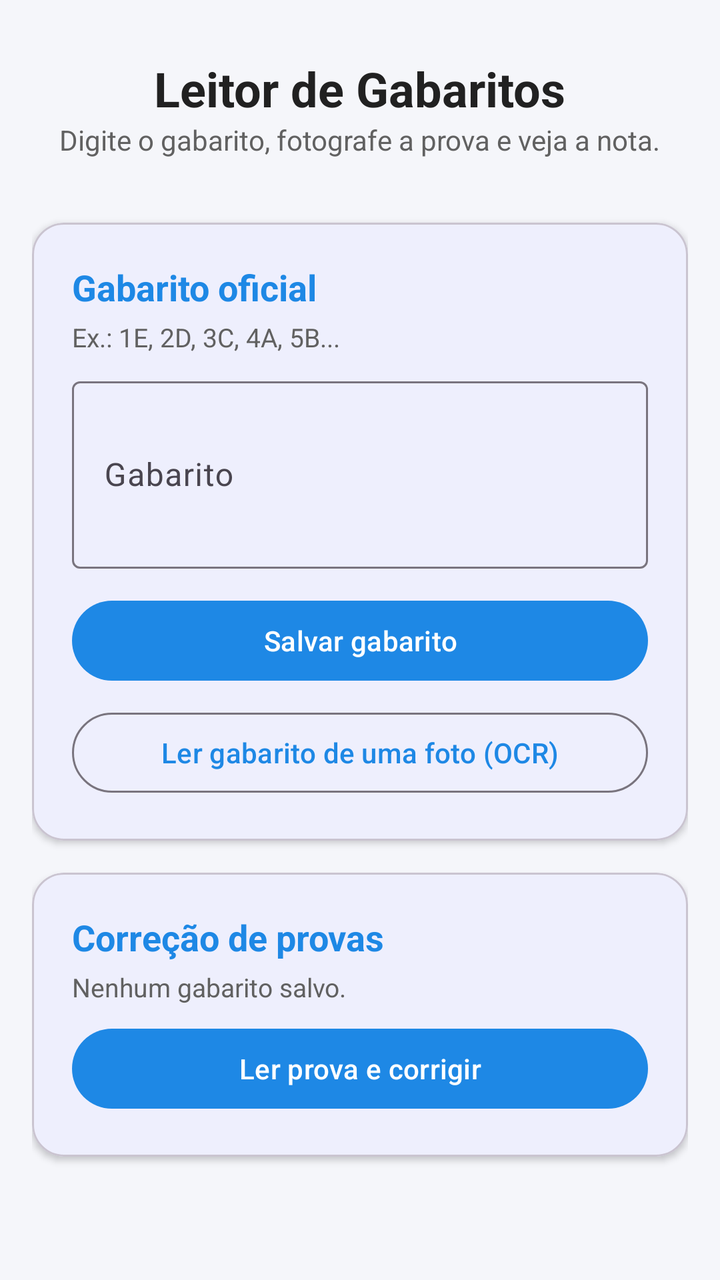
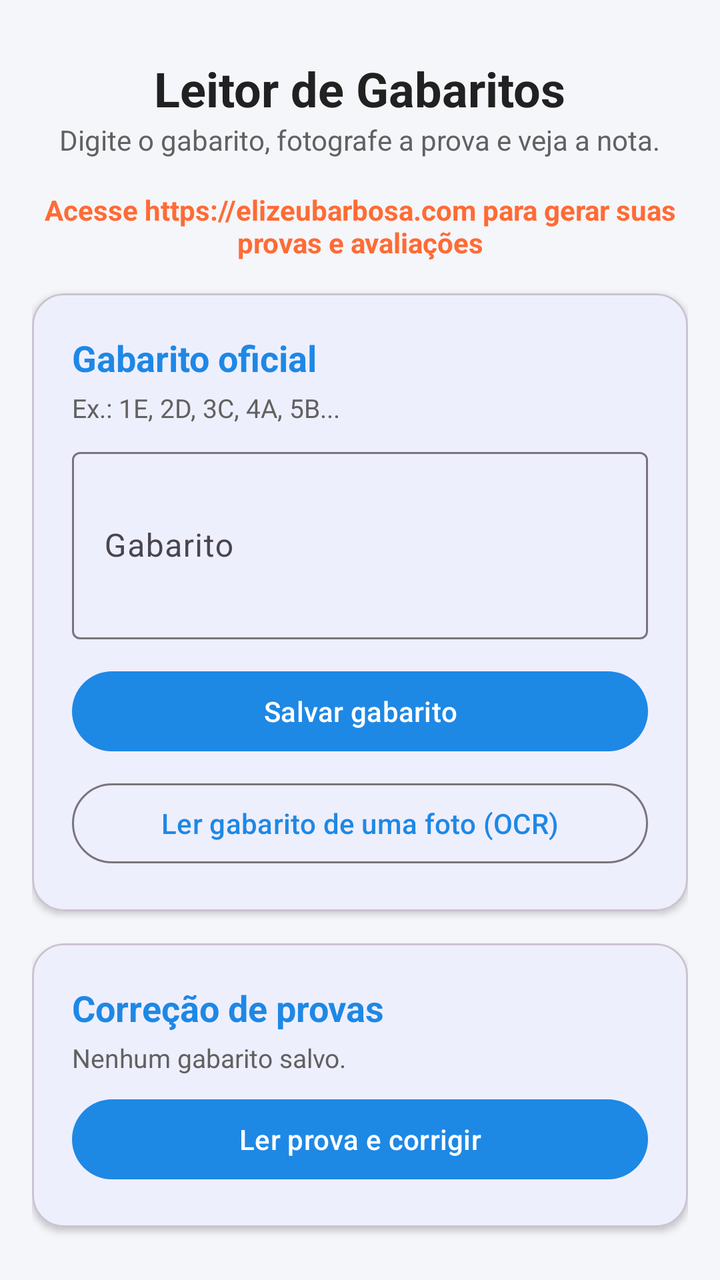

Screens rendered from an Android XML layout before and after an edit, with the pre-edit source and the edit as a unified diff.
<!-- AndroidManifest.xml: application theme Theme.LeitorGabarito -->
<!-- res/layout/fragment_home.xml -->
<?xml version="1.0" encoding="utf-8"?>
<ScrollView xmlns:android="http://schemas.android.com/apk/res/android"
    xmlns:app="http://schemas.android.com/apk/res-auto"
    android:layout_width="match_parent"
    android:layout_height="match_parent"
    android:fillViewport="true">

    <LinearLayout
        android:layout_width="match_parent"
        android:layout_height="wrap_content"
        android:orientation="vertical"
        android:padding="16dp">

        <TextView
            android:layout_width="wrap_content"
            android:layout_height="wrap_content"
            android:layout_gravity="center_horizontal"
            android:layout_marginTop="12dp"
            android:text="Leitor de Gabaritos"
            android:textColor="@color/text_primary"
            android:textSize="24sp"
            android:textStyle="bold" />

        <TextView
            android:layout_width="wrap_content"
            android:layout_height="wrap_content"
            android:layout_gravity="center_horizontal"
            android:layout_marginBottom="16dp"
            android:text="Digite o gabarito, fotografe a prova e veja a nota."
            android:textColor="@color/text_secondary"
            android:textSize="14sp" />

        <ImageView
            android:id="@+id/bannerGeradorProvas"
            android:layout_width="match_parent"
            android:layout_height="wrap_content"
            android:layout_marginBottom="16dp"
            android:adjustViewBounds="true"
            android:scaleType="fitCenter"
            android:src="@drawable/banner_gerador_provas"
            android:contentDescription="Gerador de Provas" />

        <com.google.android.material.card.MaterialCardView
            android:layout_width="match_parent"
            android:layout_height="wrap_content"
            android:layout_marginBottom="16dp"
            app:cardCornerRadius="16dp"
            app:cardElevation="2dp">

            <LinearLayout
                android:layout_width="match_parent"
                android:layout_height="wrap_content"
                android:orientation="vertical"
                android:padding="20dp">

                <TextView
                    android:layout_width="wrap_content"
                    android:layout_height="wrap_content"
                    android:text="Gabarito oficial"
                    android:textColor="@color/primary"
                    android:textSize="18sp"
                    android:textStyle="bold" />

                <TextView
                    android:layout_width="wrap_content"
                    android:layout_height="wrap_content"
                    android:layout_marginTop="4dp"
                    android:layout_marginBottom="8dp"
                    android:text="Ex.: 1E, 2D, 3C, 4A, 5B..."
                    android:textColor="@color/text_secondary"
                    android:textSize="13sp" />

                <com.google.android.material.textfield.TextInputLayout
                    android:layout_width="match_parent"
                    android:layout_height="wrap_content"
                    app:boxBackgroundMode="outline"
                    android:hint="Gabarito">

                    <com.google.android.material.textfield.TextInputEditText
                        android:id="@+id/inputKey"
                        android:layout_width="match_parent"
                        android:layout_height="wrap_content"
                        android:inputType="textMultiLine"
                        android:minLines="3"
                        android:textSize="16sp" />
                </com.google.android.material.textfield.TextInputLayout>

                <Button
                    android:id="@+id/btnSaveKey"
                    android:layout_width="match_parent"
                    android:layout_height="wrap_content"
                    android:layout_marginTop="12dp"
                    android:text="Salvar gabarito" />

                <Button
                    android:id="@+id/btnScanKey"
                    style="@style/Widget.Material3.Button.OutlinedButton"
                    android:layout_width="match_parent"
                    android:layout_height="wrap_content"
                    android:layout_marginTop="8dp"
                    android:text="Ler gabarito de uma foto (OCR)" />

                <TextView
                    android:id="@+id/txtKeyStatus"
                    android:layout_width="wrap_content"
                    android:layout_height="wrap_content"
                    android:layout_marginTop="12dp"
                    android:textColor="@color/text_secondary"
                    android:textSize="13sp"
                    android:visibility="gone" />
            </LinearLayout>
        </com.google.android.material.card.MaterialCardView>

        <com.google.android.material.card.MaterialCardView
            android:layout_width="match_parent"
            android:layout_height="wrap_content"
            app:cardCornerRadius="16dp"
            app:cardElevation="2dp">

            <LinearLayout
                android:layout_width="match_parent"
                android:layout_height="wrap_content"
                android:orientation="vertical"
                android:padding="20dp">

                <TextView
                    android:layout_width="wrap_content"
                    android:layout_height="wrap_content"
                    android:text="Correção de provas"
                    android:textColor="@color/primary"
                    android:textSize="18sp"
                    android:textStyle="bold" />

                <TextView
                    android:id="@+id/txtSavedKey"
                    android:layout_width="wrap_content"
                    android:layout_height="wrap_content"
                    android:layout_marginTop="4dp"
                    android:layout_marginBottom="8dp"
                    android:text="Nenhum gabarito salvo."
                    android:textColor="@color/text_secondary"
                    android:textSize="13sp" />

                <Button
                    android:id="@+id/btnCorrigir"
                    android:layout_width="match_parent"
                    android:layout_height="wrap_content"
                    android:text="Ler prova e corrigir" />
            </LinearLayout>
        </com.google.android.material.card.MaterialCardView>
    </LinearLayout>
</ScrollView>
<!-- resources referenced by this layout -->
<resources>
  <color name="primary">#1E88E5</color>
  <color name="text_primary">#212121</color>
  <color name="text_secondary">#616161</color>
  <!-- drawable banner_gerador_provas (drawable) -->
  <?xml version="1.0" encoding="utf-8"?>
  <layer-list xmlns:android="http://schemas.android.com/apk/res/android">
      <item>
          <shape android:shape="rectangle">
              <gradient
                  android:angle="45"
                  android:startColor="#FF6B35"
                  android:endColor="#F7931E"
                  android:type="linear" />
              <corners android:radius="16dp" />
          </shape>
      </item>
      <item android:left="16dp" android:right="16dp" android:top="16dp" android:bottom="16dp">
          <layer-list>
              <item android:gravity="center_vertical" android:width="60dp" android:height="60dp">
                  <bitmap android:src="@mipmap/ic_launcher" android:gravity="center" />
              </item>
              <item android:gravity="center" android:left="70dp">
                  <layer-list>
                      <item>
                          <shape android:shape="rectangle">
                              <solid android:color="#FFFFFF" />
                              <corners android:radius="8dp" />
                          </shape>
                      </item>
                      <item android:left="12dp" android:right="12dp" android:top="8dp" android:bottom="8dp">
                          <text android:text="🎯 Crie suas provas online!" android:textColor="#FF6B35" android:textSize="18sp" android:textStyle="bold" android:gravity="center" />
                      </item>
                  </layer-list>
              </item>
          </layer-list>
      </item>
  </layer-list>
  <style name="Theme.LeitorGabarito" parent="Theme.Material3.Light.NoActionBar">
          <item name="colorPrimary">@color/primary</item>
          <item name="colorOnPrimary">@color/white</item>
          <item name="colorSecondary">@color/accent</item>
          <item name="android:statusBarColor">@color/primary_dark</item>
          <item name="android:windowBackground">@color/background</item>
      </style>
  <color name="white">#FFFFFF</color>
  <color name="accent">#FFB300</color>
  <color name="primary_dark">#1565C0</color>
  <color name="background">#F5F6FA</color>
</resources>

<!-- the commit's change to res/layout/fragment_home.xml (unified diff, before → after) -->
@@ -30,15 +30,15 @@
             android:textColor="@color/text_secondary"
             android:textSize="14sp" />
 
-        <ImageView
-            android:id="@+id/bannerGeradorProvas"
+        <TextView
             android:layout_width="match_parent"
             android:layout_height="wrap_content"
             android:layout_marginBottom="16dp"
-            android:adjustViewBounds="true"
-            android:scaleType="fitCenter"
-            android:src="@drawable/banner_gerador_provas"
-            android:contentDescription="Gerador de Provas" />
+            android:gravity="center"
+            android:text="Acesse https://elizeubarbosa.com para gerar suas provas e avaliações"
+            android:textColor="@color/secondary"
+            android:textSize="14sp"
+            android:textStyle="bold" />
 
         <com.google.android.material.card.MaterialCardView
             android:layout_width="match_parent"
<!-- resource entries referenced after the edit -->
@@ -1,42 +1,9 @@
 <!-- resources referenced by this layout -->
 <resources>
   <color name="primary">#1E88E5</color>
+  <color name="secondary">#FF6B35</color>
   <color name="text_primary">#212121</color>
   <color name="text_secondary">#616161</color>
-  <!-- drawable banner_gerador_provas (drawable) -->
-  <?xml version="1.0" encoding="utf-8"?>
-  <layer-list xmlns:android="http://schemas.android.com/apk/res/android">
-      <item>
-          <shape android:shape="rectangle">
-              <gradient
-                  android:angle="45"
-                  android:startColor="#FF6B35"
-                  android:endColor="#F7931E"
-                  android:type="linear" />
-              <corners android:radius="16dp" />
-          </shape>
-      </item>
-      <item android:left="16dp" android:right="16dp" android:top="16dp" android:bottom="16dp">
-          <layer-list>
-              <item android:gravity="center_vertical" android:width="60dp" android:height="60dp">
-                  <bitmap android:src="@mipmap/ic_launcher" android:gravity="center" />
-              </item>
-              <item android:gravity="center" android:left="70dp">
-                  <layer-list>
-                      <item>
-                          <shape android:shape="rectangle">
-                              <solid android:color="#FFFFFF" />
-                              <corners android:radius="8dp" />
-                          </shape>
-                      </item>
-                      <item android:left="12dp" android:right="12dp" android:top="8dp" android:bottom="8dp">
-                          <text android:text="🎯 Crie suas provas online!" android:textColor="#FF6B35" android:textSize="18sp" android:textStyle="bold" android:gravity="center" />
-                      </item>
-                  </layer-list>
-              </item>
-          </layer-list>
-      </item>
-  </layer-list>
   <style name="Theme.LeitorGabarito" parent="Theme.Material3.Light.NoActionBar">
           <item name="colorPrimary">@color/primary</item>
           <item name="colorOnPrimary">@color/white</item>
